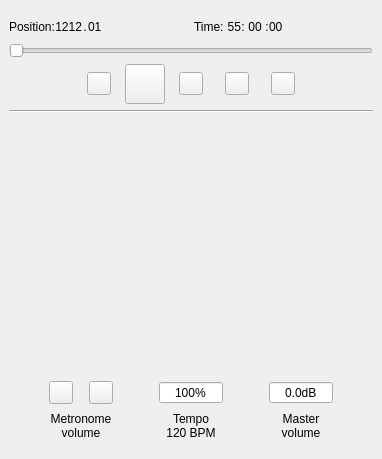
Obliquely/MuseScore, file mscore/playpanel.ui: the form before one commit.
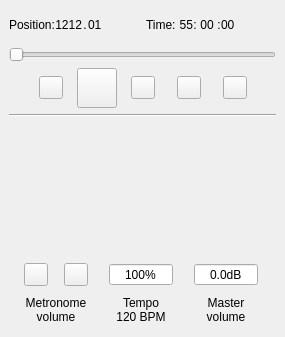
The form after the commit. Icons and pictures are not drawn. Custom widgets are drawn as their Qt base class.

Commit message: WIP - bit of tidying of mixer class Getting closer to making the treeWidget more functional

```diff
--- a/mscore/playpanel.ui
+++ b/mscore/playpanel.ui
@@ -6,14 +6,20 @@
    <rect>
     <x>0</x>
     <y>0</y>
-    <width>382</width>
-    <height>459</height>
+    <width>285</width>
+    <height>337</height>
    </rect>
   </property>
   <property name="minimumSize">
    <size>
     <width>285</width>
-    <height>335</height>
+    <height>300</height>
+   </size>
+  </property>
+  <property name="maximumSize">
+   <size>
+    <width>524287</width>
+    <height>400</height>
    </size>
   </property>
   <property name="floating">
@@ -26,10 +32,8 @@
    <string>Play Panel</string>
   </property>
   <widget class="QWidget" name="dockWidgetContents">
-   <layout class="QGridLayout" name="gridLayout_3">
-    <item row="0" column="0">
-     <layout class="QGridLayout" name="gridLayout_2">
-      <item row="0" column="0">
+   <layout class="QVBoxLayout" name="verticalLayout">
+    <item>
        <layout class="QGridLayout" name="gridLayout">
         <property name="topMargin">
          <number>0</number>
@@ -353,7 +357,7 @@
         </item>
        </layout>
       </item>
-      <item row="1" column="0">
+    <item>
        <widget class="QSlider" name="posSlider">
         <property name="focusPolicy">
          <enum>Qt::TabFocus</enum>
@@ -369,7 +373,7 @@
         </property>
        </widget>
       </item>
-      <item row="2" column="0">
+    <item>
        <layout class="QGridLayout" name="buttonsLayout" columnminimumwidth="0,40,40,40,40,40,0">
         <property name="topMargin">
          <number>0</number>
@@ -481,14 +485,14 @@
         </item>
        </layout>
       </item>
-      <item row="3" column="0">
+    <item>
        <widget class="Line" name="line">
         <property name="orientation">
          <enum>Qt::Horizontal</enum>
         </property>
        </widget>
       </item>
-      <item row="4" column="0">
+    <item>
        <layout class="QGridLayout" name="slidersEtcLayout">
         <property name="sizeConstraint">
          <enum>QLayout::SetDefaultConstraint</enum>
@@ -782,7 +786,7 @@
           <item>
            <widget class="Awl::VolSlider" name="mgainSlider" native="true">
             <property name="sizePolicy">
-             <sizepolicy hsizetype="Fixed" vsizetype="MinimumExpanding">
+           <sizepolicy hsizetype="Fixed" vsizetype="Maximum">
               <horstretch>0</horstretch>
               <verstretch>0</verstretch>
              </sizepolicy>
@@ -826,7 +830,7 @@
           <item>
            <widget class="Awl::Slider" name="tempoSlider" native="true">
             <property name="sizePolicy">
-             <sizepolicy hsizetype="Preferred" vsizetype="MinimumExpanding">
+           <sizepolicy hsizetype="Preferred" vsizetype="Maximum">
               <horstretch>0</horstretch>
               <verstretch>0</verstretch>
              </sizepolicy>
@@ -885,7 +889,7 @@
           <item>
            <widget class="Awl::VolSlider" name="volumeSlider" native="true">
             <property name="sizePolicy">
-             <sizepolicy hsizetype="Preferred" vsizetype="MinimumExpanding">
+           <sizepolicy hsizetype="Preferred" vsizetype="Maximum">
               <horstretch>0</horstretch>
               <verstretch>0</verstretch>
              </sizepolicy>
@@ -951,8 +955,6 @@
              <set>Qt::AlignCenter</set>
             </property>
            </widget>
-          </item>
-         </layout>
         </item>
        </layout>
       </item>
```
Lines whose indentation alone changed are shown as unchanged. The commit also changes 9 other files.
